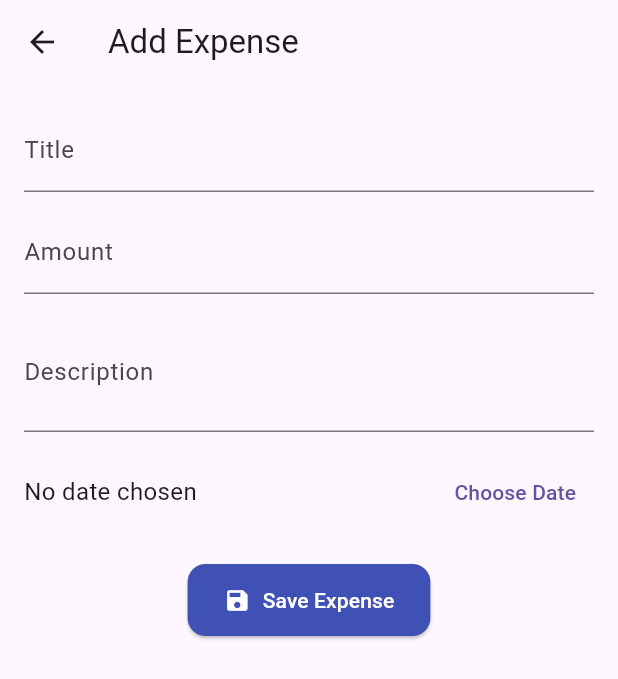
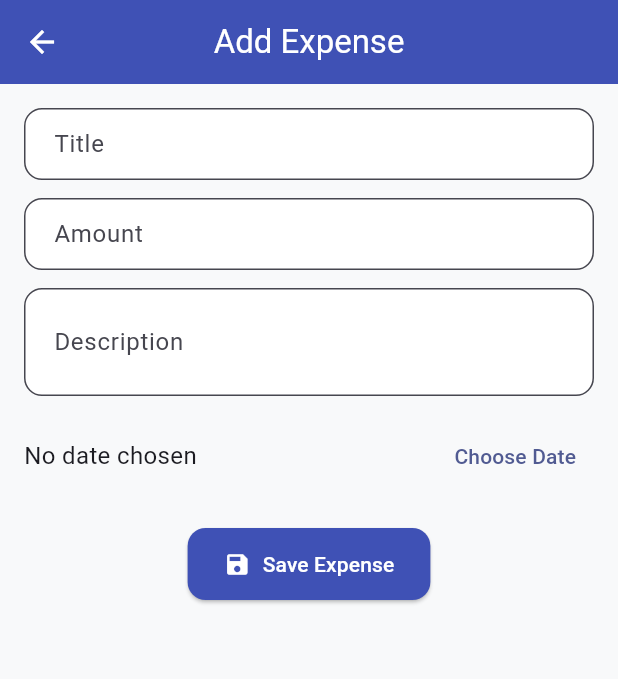
Before and after one commit to darshil2711/mad201_assignment02_darshilkumar, a Flutter app: the screen it shows after launch, after a tap on the "add" icon, on a phone screen of 412 x 824 dp. Shown: the top 679 px of the screen. Run offline on Flutter 3.47's test engine with Material 3 defaults, Android fonts, the phone set to English and light mode, and no system bars.

Commit message:
Update main.dart
style(theme): polish Material3 theme and input decoration

```diff
--- a/lib/main.dart
+++ b/lib/main.dart
@@ -1,6 +1,6 @@
 /// MAD201-01 Assignment 2
 /// Author: Darshilkumar Karkar (A00203357)
-/// App entry point and route setup.
+/// Entry point of the Expense Tracker app.
 
 import 'package:flutter/material.dart';
 import 'screens/home_screen.dart';
@@ -15,9 +15,27 @@ class ExpenseApp extends StatelessWidget {
   @override
   Widget build(BuildContext context) {
     return MaterialApp(
+      debugShowCheckedModeBanner: false,
       title: 'Expense Tracker',
       theme: ThemeData(
-        primarySwatch: Colors.blue,
+        useMaterial3: true,
+        colorSchemeSeed: Colors.indigo,
+        scaffoldBackgroundColor: const Color(0xFFF8F9FA),
+        appBarTheme: const AppBarTheme(
+          centerTitle: true,
+          elevation: 0,
+          backgroundColor: Colors.indigo,
+          foregroundColor: Colors.white,
+        ),
+        inputDecorationTheme: InputDecorationTheme(
+          filled: true,
+          fillColor: Colors.white,
+          border: OutlineInputBorder(
+            borderRadius: BorderRadius.circular(12),
+            borderSide: const BorderSide(color: Colors.grey),
+          ),
+          contentPadding: const EdgeInsets.symmetric(horizontal: 16, vertical: 12),
+        ),
       ),
       home: const HomeScreen(),
     );
```
